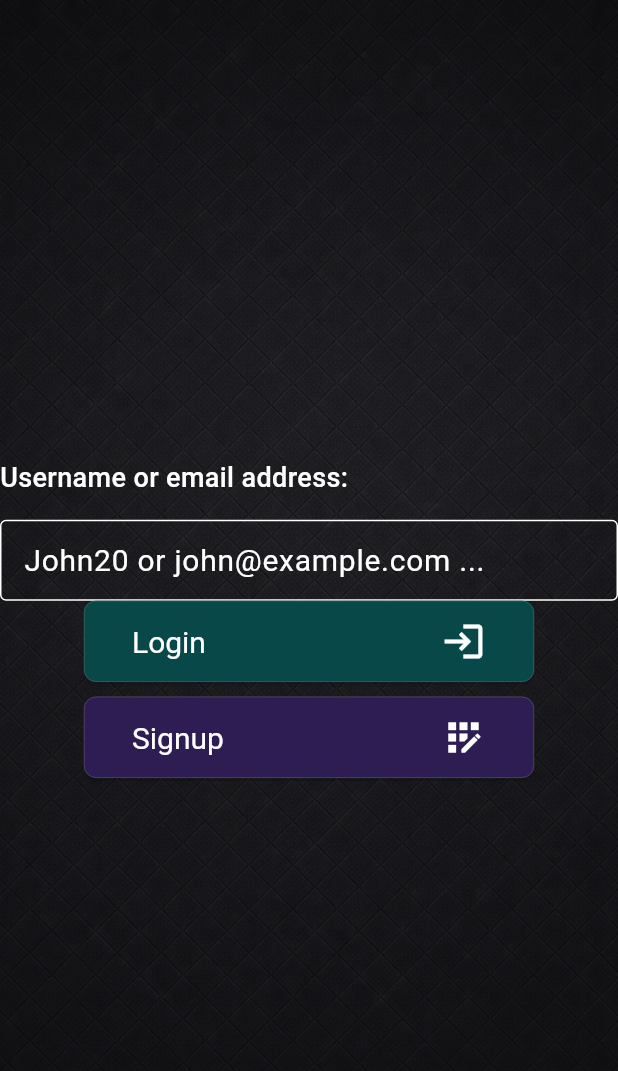
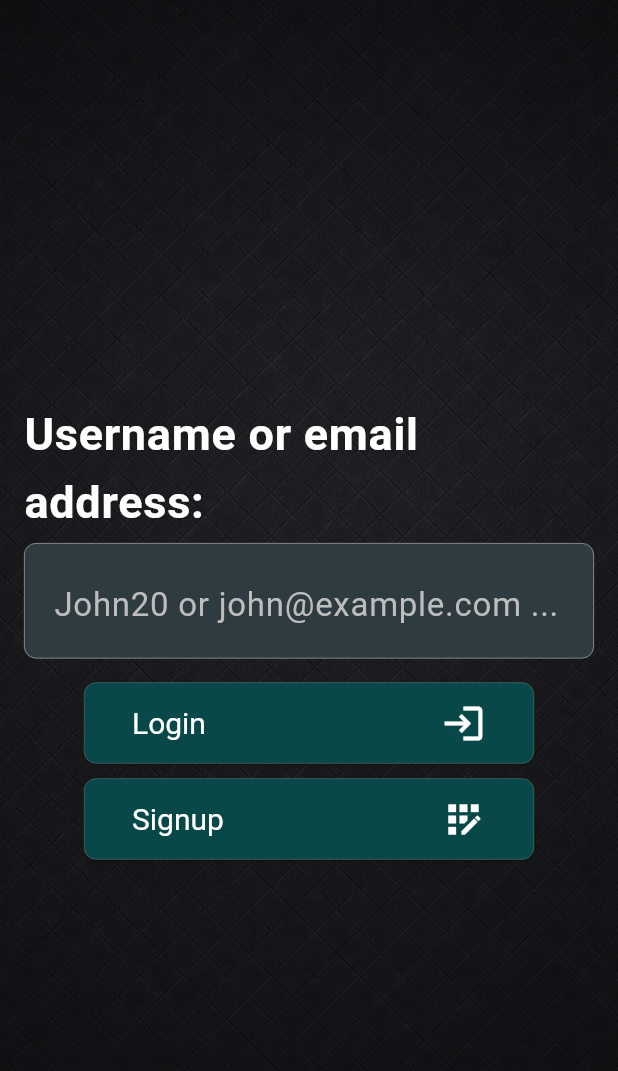
Before and after one commit to jensma89/mythic-access-frontend, a Flutter app: the screen it shows after launch, on a phone screen of 412 x 824 dp. Shown: the top 1071 px of the screen. Run offline on Flutter 3.47's test engine with Material 3 defaults, Android fonts, the phone set to English and light mode, and no system bars.

Commit message:
Add design for dark text fields

```diff
--- a/lib/components/text_field.dart
+++ b/lib/components/text_field.dart
@@ -29,35 +29,32 @@ class LabeledTextField extends StatelessWidget {
         return TextInputType.emailAddress;
       case ValueType.string:
         return TextInputType.multiline;
-      default:
-        return TextInputType.text;
     }
   }
 
   @override
   Widget build(BuildContext context) {
-    return Column(
+    return Padding(
+      padding: const EdgeInsets.all(16.0),
+      child: Column(
         crossAxisAlignment: CrossAxisAlignment.start,
         children: [
           Text(
             label,
-          style: const TextStyle(fontSize: 18, fontWeight: FontWeight.w500),
+            style: Theme.of(
+              context,
+            ).textTheme.bodyLarge?.copyWith(fontWeight: FontWeight.bold),
           ),
-        const SizedBox(height: 15),
+
+          const SizedBox(height: 5),
           TextField(
             controller: controller,
             keyboardType: _getKeyboardType(),
             maxLines: maxLines,
-          decoration: InputDecoration(
-            hintText: placeholder,
-            border: const OutlineInputBorder(),
-            contentPadding: const EdgeInsets.symmetric(
-              horizontal: 12,
-              vertical: 12,
-            ),
-          ),
+            decoration: InputDecoration(hintText: placeholder),
           ),
         ],
+      ),
     );
   }
 }
--- a/lib/pages/login_page.dart
+++ b/lib/pages/login_page.dart
@@ -31,7 +31,7 @@ class LoginPage extends StatelessWidget {
               ),
 
               const SizedBox(height: 10),
-              SecondaryButton(
+              PrimaryButton(
                 text: 'Signup',
                 icon: Icons.app_registration,
                 onPressed: () {
--- a/lib/theme/dark_theme.dart
+++ b/lib/theme/dark_theme.dart
@@ -4,6 +4,7 @@ import 'package:flutter/material.dart';
 ThemeData darkTheme = ThemeData(
   brightness: Brightness.dark,
   scaffoldBackgroundColor: Colors.transparent,
+
   colorScheme: const ColorScheme.dark(
     primary: Colors.black,
     secondary: Color.fromRGBO(88, 112, 120, 1.0),
@@ -12,9 +13,46 @@ ThemeData darkTheme = ThemeData(
   ),
 
   textTheme: const TextTheme(
-    bodyLarge: TextStyle(fontSize: 20),
-    bodyMedium: TextStyle(fontSize: 18),
-    labelLarge: TextStyle(fontSize: 18),
+    bodyLarge: TextStyle(fontSize: 30),
+    bodyMedium: TextStyle(fontSize: 26),
+    labelLarge: TextStyle(fontSize: 28),
+  ),
+
+  inputDecorationTheme: InputDecorationTheme(
+    filled: true,
+    fillColor: Color.fromRGBO(46, 60, 65, 1.0),
+
+    hintStyle: TextStyle(color: Colors.grey.shade400, fontSize: 22),
+
+    labelStyle: const TextStyle(color: Colors.white70, fontSize: 28),
+
+    contentPadding: const EdgeInsets.symmetric(horizontal: 16, vertical: 16),
+
+    border: OutlineInputBorder(
+      borderRadius: BorderRadius.circular(8),
+      borderSide: const BorderSide(color: Colors.grey, width: 0.5),
+    ),
+
+    enabledBorder: OutlineInputBorder(
+      borderRadius: BorderRadius.circular(8),
+      borderSide: const BorderSide(color: Colors.grey, width: 0.5),
+    ),
+
+    focusedBorder: OutlineInputBorder(
+      borderRadius: BorderRadius.circular(8),
+      borderSide: const BorderSide(
+        color: Color.fromRGBO(88, 112, 120, 1.0),
+        width: 1.2,
+      ),
+    ),
+
+    errorBorder: OutlineInputBorder(
+      borderRadius: BorderRadius.circular(8),
+      borderSide: const BorderSide(
+        color: Color.fromRGBO(98, 25, 60, 1.0),
+        width: 1.2,
+      ),
+    ),
   ),
 
   elevatedButtonTheme: ElevatedButtonThemeData(
```
Lines whose indentation alone changed are shown as unchanged.
